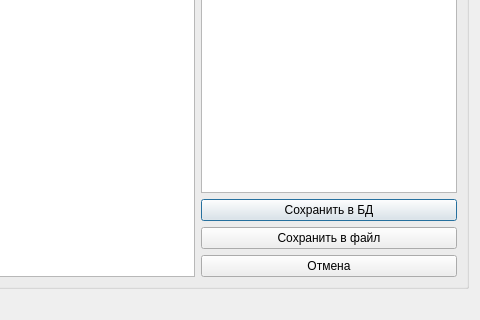
The window that FindKeysDialog/findkeysdialog.ui (rust3128/CentralMposKeys) describes before a commit, drawn with Qt 5; both pictures show x 246 to 726 and y 317 to 637 of the 726 by 637 pixel window.
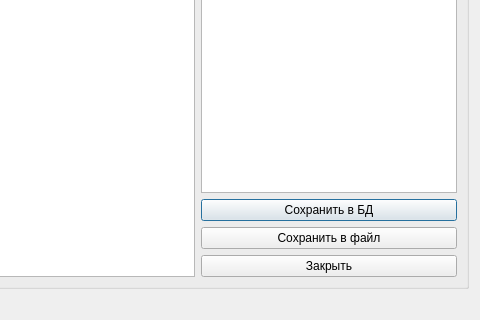
The same window after the commit. Icons and pictures are not drawn.

The edit to the form file:
```diff
--- a/FindKeysDialog/findkeysdialog.ui
+++ b/FindKeysDialog/findkeysdialog.ui
@@ -178,7 +178,7 @@
       <item row="6" column="3">
        <widget class="QPushButton" name="pushButton">
         <property name="text">
-         <string>Отмена</string>
+         <string>Закрыть</string>
         </property>
         <property name="icon">
          <iconset resource="../recource.qrc">
```
Left out of the diff: 5 changed lines with no effect on the pictures.
